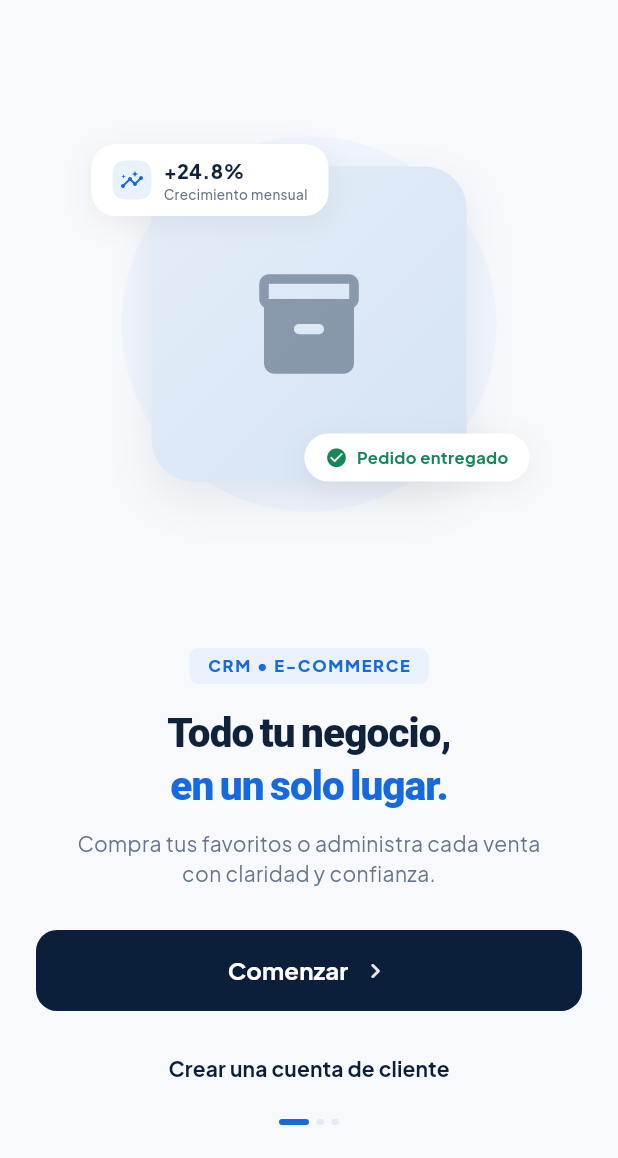
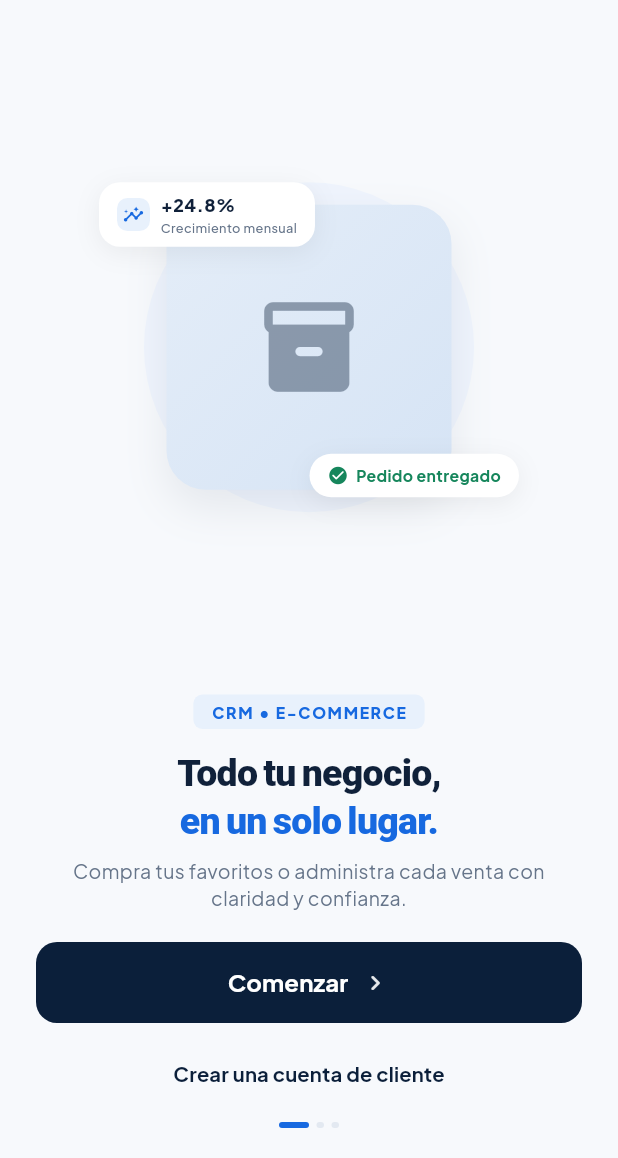
Before and after one commit to MiguelAVV22/mobile_crm, a Flutter app: the screen it shows after launch, on a phone screen of 412 x 824 dp, the part 78-1236 px from its top. Run offline on Flutter 3.47's test engine with Material 3 defaults, Android fonts, the phone set to English and light mode, and no system bars; our stand-ins replace google_fonts, shared_preferences.

Commit message:
fix(mobile): resolve bottom overflow on WelcomeScreen and center layout for Chrome web

```diff
--- a/lib/features/auth/login_screen.dart
+++ b/lib/features/auth/login_screen.dart
@@ -98,9 +98,12 @@ class _LoginScreenState extends State<LoginScreen> {
     return Scaffold(
       backgroundColor: AppColors.background,
       body: SafeArea(
-        child: SingleChildScrollView(
-          padding: const EdgeInsets.symmetric(horizontal: 24.0, vertical: 12.0),
-          child: Column(
+        child: Center(
+          child: ConstrainedBox(
+            constraints: const BoxConstraints(maxWidth: 460),
+            child: SingleChildScrollView(
+              padding: const EdgeInsets.symmetric(horizontal: 24.0, vertical: 12.0),
+              child: Column(
             crossAxisAlignment: CrossAxisAlignment.center,
             children: [
               // ── Botón Volver Atrás ──
@@ -541,6 +544,8 @@ class _LoginScreenState extends State<LoginScreen> {
           ),
         ),
       ),
-    );
+    ),
+  ),
+);
   }
 }
--- a/lib/features/auth/register_screen.dart
+++ b/lib/features/auth/register_screen.dart
@@ -70,9 +70,12 @@ class _RegisterScreenState extends State<RegisterScreen> {
     return Scaffold(
       backgroundColor: AppColors.background,
       body: SafeArea(
-        child: SingleChildScrollView(
-          padding: const EdgeInsets.symmetric(horizontal: 24.0, vertical: 12.0),
-          child: Column(
+        child: Center(
+          child: ConstrainedBox(
+            constraints: const BoxConstraints(maxWidth: 460),
+            child: SingleChildScrollView(
+              padding: const EdgeInsets.symmetric(horizontal: 24.0, vertical: 12.0),
+              child: Column(
             crossAxisAlignment: CrossAxisAlignment.center,
             children: [
               // ── Botón Volver Atrás ──
@@ -347,6 +350,8 @@ class _RegisterScreenState extends State<RegisterScreen> {
           ),
         ),
       ),
-    );
+    ),
+  ),
+);
   }
 }
--- a/lib/features/auth/welcome_screen.dart
+++ b/lib/features/auth/welcome_screen.dart
@@ -12,6 +12,18 @@ class WelcomeScreen extends StatelessWidget {
     return Scaffold(
       backgroundColor: AppColors.background,
       body: SafeArea(
+        child: Center(
+          child: ConstrainedBox(
+            constraints: const BoxConstraints(maxWidth: 460),
+            child: LayoutBuilder(
+              builder: (context, constraints) {
+                return SingleChildScrollView(
+                  physics: const BouncingScrollPhysics(),
+                  child: ConstrainedBox(
+                    constraints: BoxConstraints(
+                      minHeight: constraints.maxHeight,
+                    ),
+                    child: IntrinsicHeight(
                       child: Padding(
                         padding: const EdgeInsets.symmetric(horizontal: 24.0, vertical: 16.0),
                         child: Column(
@@ -46,20 +58,21 @@ class WelcomeScreen extends StatelessWidget {
                               ],
                             ),
 
+                            const SizedBox(height: 12),
                             const Spacer(flex: 1),
 
                             // ── Hero Visual Central con Badges Flotantes ──
                             Center(
                               child: SizedBox(
-                  width: 310,
-                  height: 270,
+                                width: 290,
+                                height: 240,
                                 child: Stack(
                                   alignment: Alignment.center,
                                   children: [
                                     // Círculo ambiental de fondo
                                     Container(
-                        width: 250,
-                        height: 250,
+                                      width: 220,
+                                      height: 220,
                                       decoration: BoxDecoration(
                                         shape: BoxShape.circle,
                                         color: const Color(0xFFEBF2FD).withValues(alpha: 0.7),
@@ -68,10 +81,10 @@ class WelcomeScreen extends StatelessWidget {
 
                                     // Tarjeta / Imagen de Producto Estilizada
                                     Container(
-                        width: 210,
-                        height: 210,
+                                      width: 190,
+                                      height: 190,
                                       decoration: BoxDecoration(
-                          borderRadius: BorderRadius.circular(28),
+                                        borderRadius: BorderRadius.circular(26),
                                         gradient: const LinearGradient(
                                           colors: [Color(0xFFE4EDF8), Color(0xFFD6E4F5)],
                                           begin: Alignment.topLeft,
@@ -88,7 +101,7 @@ class WelcomeScreen extends StatelessWidget {
                                       child: Center(
                                         child: Icon(
                                           Icons.inventory_2_rounded,
-                            size: 80,
+                                          size: 72,
                                           color: AppColors.darkNavy.withValues(alpha: 0.4),
                                         ),
                                       ),
@@ -96,18 +109,18 @@ class WelcomeScreen extends StatelessWidget {
 
                                     // Badge Flotante Superior Izquierdo: +24.8% Crecimiento
                                     Positioned(
-                        top: 15,
-                        left: 10,
+                                      top: 10,
+                                      left: 5,
                                       child: Container(
                                         padding: const EdgeInsets.symmetric(
-                              horizontal: 14, vertical: 8),
+                                            horizontal: 12, vertical: 7),
                                         decoration: BoxDecoration(
                                           color: Colors.white,
-                            borderRadius: BorderRadius.circular(16),
+                                          borderRadius: BorderRadius.circular(14),
                                           boxShadow: [
                                             BoxShadow(
                                               color: Colors.black.withValues(alpha: 0.06),
-                                blurRadius: 16,
+                                              blurRadius: 14,
                                               offset: const Offset(0, 4),
                                             ),
                                           ],
@@ -116,25 +129,25 @@ class WelcomeScreen extends StatelessWidget {
                                           mainAxisSize: MainAxisSize.min,
                                           children: [
                                             Container(
-                                padding: const EdgeInsets.all(5),
+                                              padding: const EdgeInsets.all(4),
                                               decoration: BoxDecoration(
                                                 color: AppColors.lightBlue,
-                                  borderRadius: BorderRadius.circular(8),
+                                                borderRadius: BorderRadius.circular(7),
                                               ),
                                               child: const Icon(
                                                 Icons.insights_rounded,
-                                  size: 16,
+                                                size: 14,
                                                 color: AppColors.primaryBlue,
                                               ),
                                             ),
-                              const SizedBox(width: 8),
+                                            const SizedBox(width: 7),
                                             const Column(
                                               crossAxisAlignment: CrossAxisAlignment.start,
                                               children: [
                                                 Text(
                                                   '+24.8%',
                                                   style: TextStyle(
-                                      fontSize: 13,
+                                                    fontSize: 12,
                                                     fontWeight: FontWeight.w800,
                                                     color: AppColors.textPrimary,
                                                   ),
@@ -142,7 +155,7 @@ class WelcomeScreen extends StatelessWidget {
                                                 Text(
                                                   'Crecimiento mensual',
                                                   style: TextStyle(
-                                      fontSize: 9,
+                                                    fontSize: 8.5,
                                                     color: AppColors.textSecondary,
                                                     fontWeight: FontWeight.w500,
                                                   ),
@@ -156,18 +169,18 @@ class WelcomeScreen extends StatelessWidget {
 
                                     // Badge Flotante Inferior Derecho: Pedido entregado
                                     Positioned(
-                        bottom: 30,
-                        right: 8,
+                                      bottom: 20,
+                                      right: 5,
                                       child: Container(
                                         padding: const EdgeInsets.symmetric(
-                              horizontal: 14, vertical: 8),
+                                            horizontal: 12, vertical: 7),
                                         decoration: BoxDecoration(
                                           color: Colors.white,
-                            borderRadius: BorderRadius.circular(20),
+                                          borderRadius: BorderRadius.circular(18),
                                           boxShadow: [
                                             BoxShadow(
                                               color: Colors.black.withValues(alpha: 0.06),
-                                blurRadius: 16,
+                                              blurRadius: 14,
                                               offset: const Offset(0, 4),
                                             ),
                                           ],
@@ -177,14 +190,14 @@ class WelcomeScreen extends StatelessWidget {
                                           children: [
                                             Icon(
                                               Icons.check_circle_rounded,
-                                size: 15,
+                                              size: 14,
                                               color: AppColors.success,
                                             ),
-                              SizedBox(width: 6),
+                                            SizedBox(width: 5),
                                             Text(
                                               'Pedido entregado',
                                               style: TextStyle(
-                                  fontSize: 11,
+                                                fontSize: 10.5,
                                                 fontWeight: FontWeight.w700,
                                                 color: AppColors.success,
                                               ),
@@ -198,6 +211,7 @@ class WelcomeScreen extends StatelessWidget {
                               ),
                             ),
 
+                            const SizedBox(height: 12),
                             const Spacer(flex: 1),
 
                             // ── Categoría / Pill Superior ──
@@ -210,25 +224,25 @@ class WelcomeScreen extends StatelessWidget {
                               child: const Text(
                                 'CRM • E-COMMERCE',
                                 style: TextStyle(
-                    fontSize: 11,
+                                  fontSize: 10.5,
                                   fontWeight: FontWeight.w800,
                                   letterSpacing: 1.1,
                                   color: AppColors.primaryBlue,
                                 ),
                               ),
                             ),
-              const SizedBox(height: 14),
+                            const SizedBox(height: 12),
 
                             // ── Título Principal ──
                             RichText(
                               textAlign: TextAlign.center,
                               text: const TextSpan(
                                 style: TextStyle(
-                    fontSize: 27,
+                                  fontSize: 25,
                                   fontWeight: FontWeight.w800,
                                   color: AppColors.textPrimary,
                                   height: 1.25,
-                    letterSpacing: -0.6,
+                                  letterSpacing: -0.5,
                                 ),
                                 children: [
                                   TextSpan(text: 'Todo tu negocio,\n'),
@@ -239,23 +253,23 @@ class WelcomeScreen extends StatelessWidget {
                                 ],
                               ),
                             ),
-              const SizedBox(height: 12),
+                            const SizedBox(height: 10),
 
                             // ── Subtítulo ──
                             const Padding(
-                padding: EdgeInsets.symmetric(horizontal: 20.0),
+                              padding: EdgeInsets.symmetric(horizontal: 16.0),
                               child: Text(
                                 'Compra tus favoritos o administra cada venta con claridad y confianza.',
                                 textAlign: TextAlign.center,
                                 style: TextStyle(
-                    fontSize: 14,
+                                  fontSize: 13,
                                   color: AppColors.textSecondary,
-                    height: 1.45,
+                                  height: 1.4,
                                 ),
                               ),
                             ),
 
-              const SizedBox(height: 28),
+                            const SizedBox(height: 20),
 
                             // ── Botón Principal: Comenzar ──
                             AppPrimaryButton(
@@ -269,7 +283,7 @@ class WelcomeScreen extends StatelessWidget {
                               },
                             ),
 
-              const SizedBox(height: 14),
+                            const SizedBox(height: 10),
 
                             // ── Enlace Secundario: Crear cuenta de cliente ──
                             TextButton(
@@ -283,14 +297,14 @@ class WelcomeScreen extends StatelessWidget {
                               child: const Text(
                                 'Crear una cuenta de cliente',
                                 style: TextStyle(
-                    fontSize: 14,
+                                  fontSize: 13.5,
                                   fontWeight: FontWeight.w700,
                                   color: AppColors.darkNavy,
                                 ),
                               ),
                             ),
 
-              const SizedBox(height: 10),
+                            const SizedBox(height: 8),
 
                             // ── Indicador de Carrusel (Dots) ──
                             Row(
@@ -324,8 +338,15 @@ class WelcomeScreen extends StatelessWidget {
                                 ),
                               ],
                             ),
-              const SizedBox(height: 6),
+                            const SizedBox(height: 4),
                           ],
+                        ),
+                      ),
+                    ),
+                  ),
+                );
+              },
+            ),
           ),
         ),
       ),
```
Lines whose indentation alone changed are shown as unchanged.
